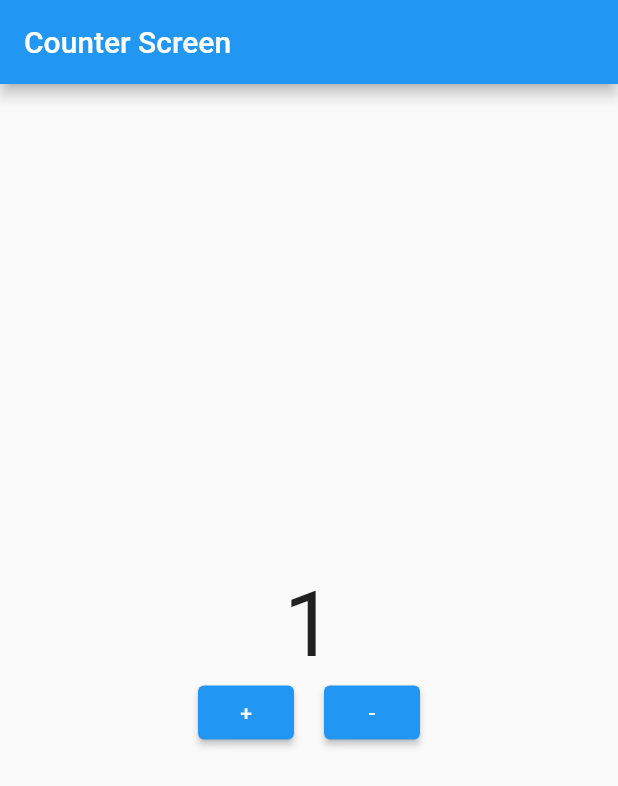
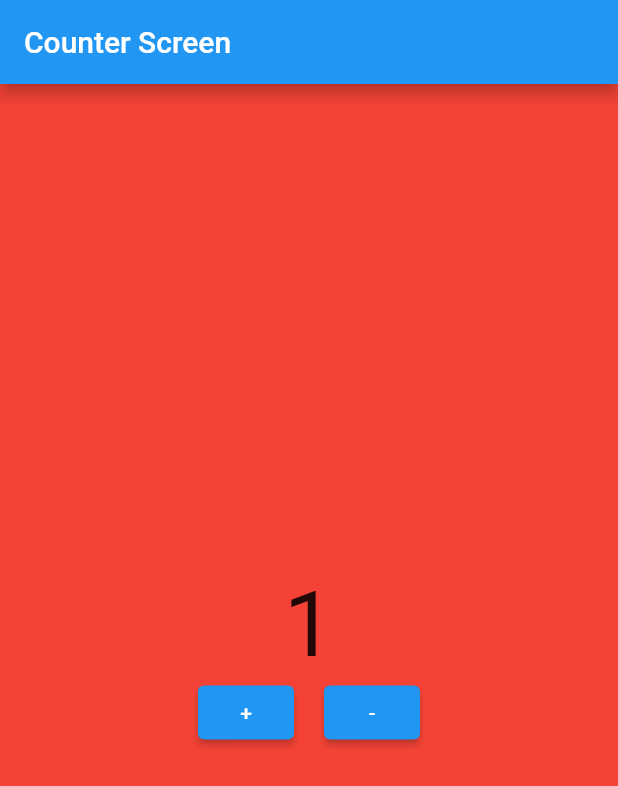
Before and after one commit to pvc97/demo_bloc_cubit, a Flutter app: the screen it shows after launch, after a tap on an icon or button, on a phone screen of 412 x 824 dp. Shown: the top 786 px of the screen. Run offline on Flutter 3.47's test engine with Material 2 defaults, Android fonts, the phone set to English and light mode, and no system bars; our stand-ins replace bloc, equatable, flutter_bloc.

Commit message:
Cubit depend on another cubit.

```diff
--- a/lib/main.dart
+++ b/lib/main.dart
@@ -1,4 +1,5 @@
 import 'package:demo_bloc_cubit/screens/counter_screen/couter_screen.dart';
+import 'package:demo_bloc_cubit/screens/counter_screen/cubit/color_cubit.dart';
 import 'package:demo_bloc_cubit/screens/counter_screen/cubit/counter_cubit.dart';
 import 'package:flutter/material.dart';
 import 'package:flutter_bloc/flutter_bloc.dart';
@@ -15,6 +16,11 @@ class MyApp extends StatelessWidget {
     return MultiBlocProvider(
       providers: [
         BlocProvider(create: (context) => CounterCubit()),
+        BlocProvider(
+          create: (context) => ColorCubit(
+            counterCubit: context.read<CounterCubit>(),
+          ),
+        ),
       ],
       child: MaterialApp(
         title: 'Flutter Demo',
--- a/lib/screens/counter_screen/couter_screen.dart
+++ b/lib/screens/counter_screen/couter_screen.dart
@@ -1,3 +1,4 @@
+import 'package:demo_bloc_cubit/screens/counter_screen/cubit/color_cubit.dart';
 import 'package:demo_bloc_cubit/screens/counter_screen/cubit/counter_cubit.dart';
 import 'package:demo_bloc_cubit/screens/other_screen/other_screen.dart';
 import 'package:flutter/material.dart';
@@ -33,6 +34,7 @@ class _CounterScreenState extends State<CounterScreen> {
         }
       },
       child: Scaffold(
+        backgroundColor: context.watch<ColorCubit>().state.color,
         appBar: AppBar(
           title: const Text('Counter Screen'),
         ),
--- /dev/null
+++ b/lib/screens/counter_screen/cubit/color_cubit.dart
@@ -0,0 +1,31 @@
+import 'dart:async';
+
+import 'package:bloc/bloc.dart';
+import 'package:demo_bloc_cubit/screens/counter_screen/cubit/counter_cubit.dart';
+import 'package:equatable/equatable.dart';
+import 'package:flutter/material.dart';
+
+part 'color_state.dart';
+
+class ColorCubit extends Cubit<ColorState> {
+  late final StreamSubscription counterSubscription;
+
+  final CounterCubit counterCubit;
+  ColorCubit({
+    required this.counterCubit,
+  }) : super(ColorState.initial()) {
+    counterSubscription = counterCubit.stream.listen((counterState) {
+      if (counterState.value % 2 == 0) {
+        emit(state.copyWith(color: Colors.green));
+      } else {
+        emit(state.copyWith(color: Colors.red));
+      }
+    });
+  }
+
+  @override
+  Future<void> close() {
+    counterSubscription.cancel();
+    return super.close();
+  }
+}
--- /dev/null
+++ b/lib/screens/counter_screen/cubit/color_state.dart
@@ -0,0 +1,22 @@
+part of 'color_cubit.dart';
+
+class ColorState extends Equatable {
+  final Color color;
+
+  const ColorState({
+    required this.color,
+  });
+
+  factory ColorState.initial() => const ColorState(color: Colors.white);
+
+  @override
+  List<Object> get props => [color];
+
+  ColorState copyWith({
+    Color? color,
+  }) {
+    return ColorState(
+      color: color ?? this.color,
+    );
+  }
+}
```
